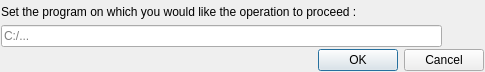
This is ui/getProgramPathDialog.ui in AmirHammouteneEI/ScheduledPasteAndKeys as Qt 5 draws it before an edit. The edited form follows.
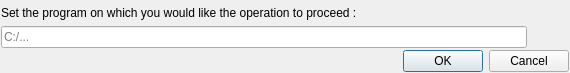
This is the edited form. Icons and pictures are not drawn.

```diff
--- a/ui/getProgramPathDialog.ui
+++ b/ui/getProgramPathDialog.ui
@@ -6,8 +6,8 @@
    <rect>
     <x>0</x>
     <y>0</y>
-    <width>485</width>
-    <height>72</height>
+    <width>570</width>
+    <height>73</height>
    </rect>
   </property>
   <property name="windowTitle">
```
